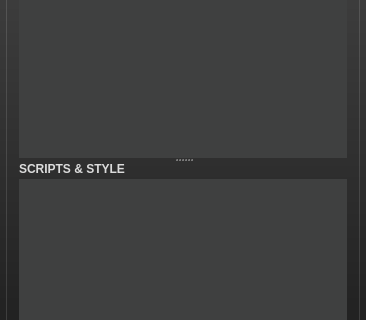
Old version of the form uiinspector.ui in the repository buzzinglight/IanniX; both pictures show x 0 to 366 and y 165 to 485 of the 366 by 624 pixel window.
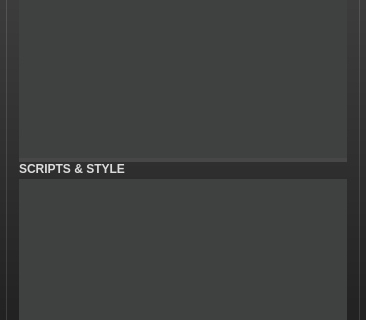
New version of the form. Icons and pictures are not drawn.

```diff
--- a/uiinspector.ui
+++ b/uiinspector.ui
@@ -168,6 +168,16 @@
 QScrollBar::add-page:vertical, QScrollBar::sub-page:vertical, QScrollBar::add-page:horizontal, QScrollBar::sub-page:horizontal {
 	background: none;
 }
+
+
+QSplitter::handle {
+	background: rgb(255, 255, 255, 30);
+}
+QSplitter::handle:pressed {
+	background: rgb(0, 187, 255);
+ }
+QSplitter::handle:horizontal	 	{	width: 4px; }
+QSplitter::handle:vertical     		{	height: 4px; }
 </string>
   </property>
   <layout class="QVBoxLayout" name="verticalLayout">
```
